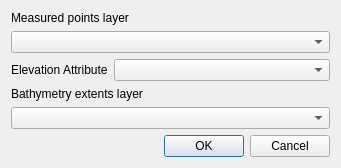
First picture: the form in rivergis/ui/ui_rasXSUpdate.ui, repository erpas/rgis, before the edit.
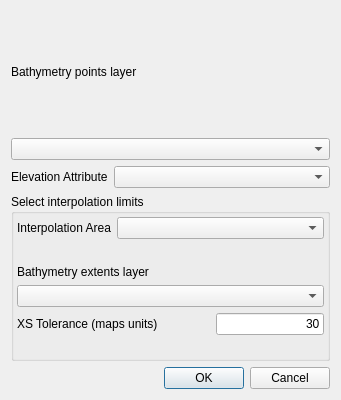
Second picture: the form after the edit.

What changed in the file:
```diff
--- a/rivergis/ui/ui_rasXSUpdate.ui
+++ b/rivergis/ui/ui_rasXSUpdate.ui
@@ -7,7 +7,7 @@
     <x>0</x>
     <y>0</y>
     <width>341</width>
-    <height>163</height>
+    <height>400</height>
    </rect>
   </property>
   <property name="windowTitle">
@@ -19,7 +19,7 @@
      <item>
       <widget class="QLabel" name="label">
        <property name="text">
-        <string>Measured points layer</string>
+        <string>Bathymetry points layer</string>
        </property>
       </widget>
      </item>
@@ -51,18 +51,100 @@
       </layout>
      </item>
      <item>
-      <widget class="QLabel" name="label_3">
-       <property name="text">
-        <string>Bathymetry extents layer</string>
+      <widget class="QGroupBox" name="groupBox">
+       <property name="title">
+        <string>Select interpolation limits</string>
        </property>
+       <layout class="QGridLayout" name="gridLayout_2">
+        <property name="margin">
+         <number>3</number>
+        </property>
+        <item row="0" column="0">
+         <layout class="QVBoxLayout" name="verticalLayout_2">
+          <property name="topMargin">
+           <number>0</number>
+          </property>
+          <property name="bottomMargin">
+           <number>20</number>
+          </property>
+          <item>
+           <layout class="QHBoxLayout" name="horizontalLayout_3">
+            <property name="bottomMargin">
+             <number>20</number>
+            </property>
+            <item>
+             <widget class="QLabel" name="label_5">
+              <property name="text">
+               <string>Interpolation Area</string>
+              </property>
+             </widget>
+            </item>
+            <item>
+             <widget class="QComboBox" name="cboInterpArea">
+              <property name="sizePolicy">
+               <sizepolicy hsizetype="MinimumExpanding" vsizetype="Fixed">
+                <horstretch>0</horstretch>
+                <verstretch>0</verstretch>
+               </sizepolicy>
+              </property>
+             </widget>
+            </item>
+           </layout>
+          </item>
+          <item>
+           <widget class="QLabel" name="label_3">
+            <property name="text">
+             <string>Bathymetry extents layer</string>
+            </property>
+           </widget>
+          </item>
+          <item>
+           <widget class="QComboBox" name="cboBathyLayer"/>
+          </item>
+          <item>
+           <layout class="QHBoxLayout" name="horizontalLayout_2">
+            <item>
+             <widget class="QLabel" name="label_4">
+              <property name="text">
+               <string>XS Tolerance (maps units)</string>
+              </property>
+             </widget>
+            </item>
+            <item>
+             <spacer name="horizontalSpacer">
+              <property name="orientation">
+               <enum>Qt::Horizontal</enum>
+              </property>
+              <property name="sizeHint" stdset="0">
+               <size>
+                <width>40</width>
+                <height>20</height>
+               </size>
+              </property>
+             </spacer>
+            </item>
+            <item>
+             <widget class="QLineEdit" name="lineEdit">
+              <property name="text">
+               <string>30</string>
+              </property>
+              <property name="alignment">
+               <set>Qt::AlignRight|Qt::AlignTrailing|Qt::AlignVCenter</set>
+              </property>
+             </widget>
+            </item>
+           </layout>
+          </item>
+         </layout>
+        </item>
+       </layout>
+       <zorder>label_4</zorder>
+       <zorder>verticalLayoutWidget_2</zorder>
       </widget>
      </item>
-     <item>
-      <widget class="QComboBox" name="cboBathyLayer"/>
-     </item>
     </layout>
    </item>
-   <item row="1" column="0">
+   <item row="2" column="0">
     <widget class="QDialogButtonBox" name="buttonBox">
      <property name="orientation">
       <enum>Qt::Horizontal</enum>
```
